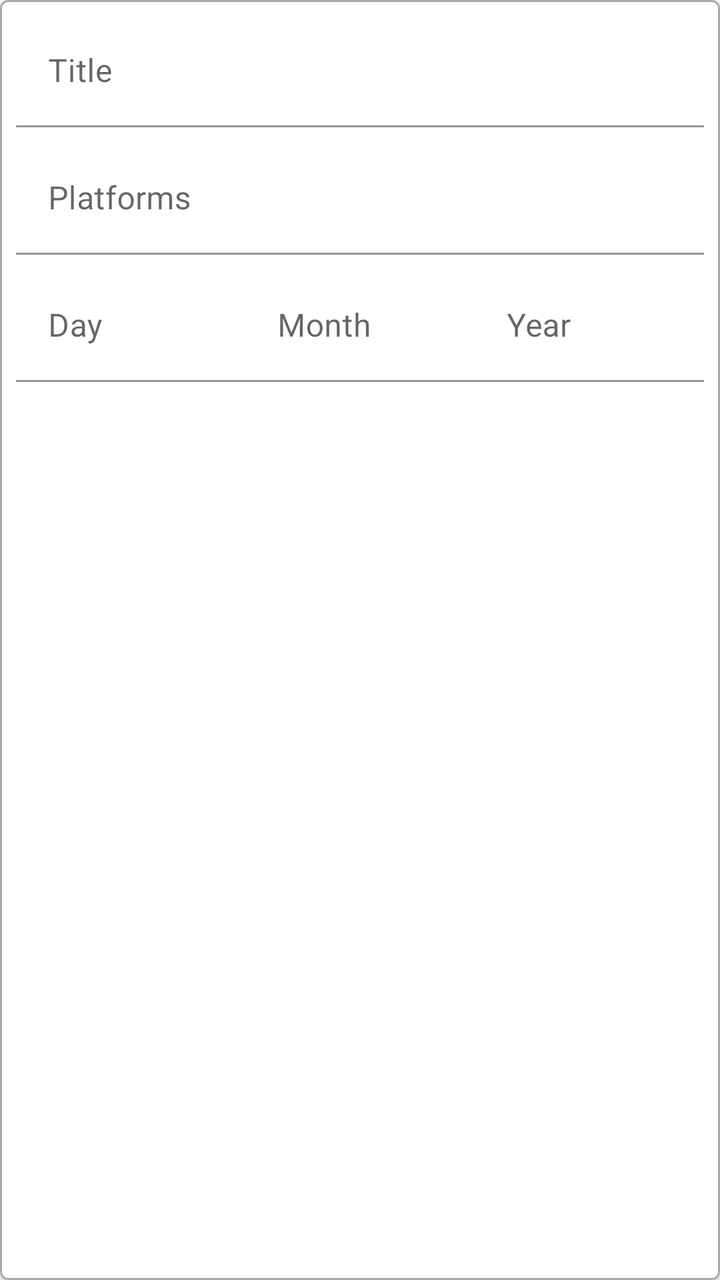
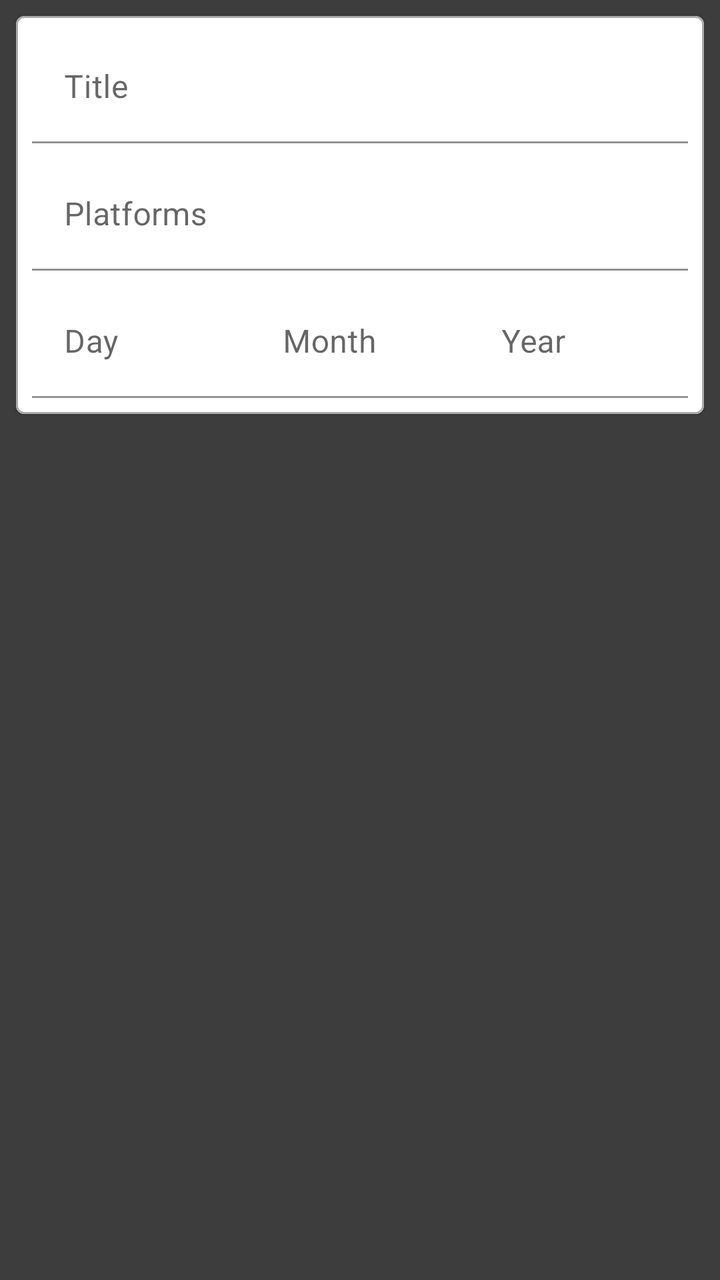

Two renders of the same Android screen: before a commit and after it. Below are the layout's source before the change and the commit's diff.
<!-- AndroidManifest.xml: application theme AppTheme -->
<!-- res/layout/fragment_add_game.xml -->
<?xml version="1.0" encoding="utf-8"?>
<com.google.android.material.card.MaterialCardView xmlns:android="http://schemas.android.com/apk/res/android"
    xmlns:app="http://schemas.android.com/apk/res-auto"
    xmlns:tools="http://schemas.android.com/tools"
    android:id="@+id/item_game"
    android:layout_width="match_parent"
    android:layout_height="wrap_content"
    android:layout_margin="8dp"
    app:strokeColor="@android:color/darker_gray"
    app:strokeWidth="1dp">

    <androidx.constraintlayout.widget.ConstraintLayout
        android:layout_width="match_parent"
        android:layout_height="wrap_content">

        <com.google.android.material.textfield.TextInputLayout
            android:id="@+id/tfTitle"
            android:layout_width="match_parent"
            android:layout_height="wrap_content"
            android:layout_marginStart="8dp"
            android:layout_marginTop="8dp"
            android:layout_marginEnd="8dp"
            android:hint="Title"
            app:boxBackgroundColor="@android:color/transparent"
            app:layout_constraintEnd_toEndOf="parent"
            app:layout_constraintStart_toStartOf="parent"
            app:layout_constraintTop_toTopOf="parent">

            <com.google.android.material.textfield.TextInputEditText
                android:layout_width="match_parent"
                android:layout_height="wrap_content" />

        </com.google.android.material.textfield.TextInputLayout>

        <com.google.android.material.textfield.TextInputLayout
            android:id="@+id/tfPlatforms"
            android:layout_width="match_parent"
            android:layout_height="wrap_content"
            android:layout_marginStart="8dp"
            android:layout_marginTop="8dp"
            android:layout_marginEnd="8dp"
            android:hint="Platforms"
            app:boxBackgroundColor="@android:color/transparent"
            app:layout_constraintEnd_toEndOf="parent"
            app:layout_constraintStart_toStartOf="parent"
            app:layout_constraintTop_toBottomOf="@id/tfTitle">

            <com.google.android.material.textfield.TextInputEditText
                android:layout_width="match_parent"
                android:layout_height="wrap_content" />

        </com.google.android.material.textfield.TextInputLayout>

        <com.google.android.material.textfield.TextInputLayout
            android:id="@+id/tfReleaseDateDay"
            android:layout_width="0dp"
            android:layout_height="wrap_content"
            android:layout_marginStart="8dp"
            android:layout_marginTop="8dp"
            android:layout_marginBottom="8dp"
            android:hint="Day"
            app:boxBackgroundColor="@android:color/transparent"
            app:layout_constraintBottom_toBottomOf="parent"
            app:layout_constraintEnd_toStartOf="@id/tfReleaseDateMonth"
            app:layout_constraintStart_toStartOf="parent"
            app:layout_constraintTop_toBottomOf="@id/tfPlatforms">

            <com.google.android.material.textfield.TextInputEditText
                android:layout_width="match_parent"
                android:layout_height="wrap_content" />

        </com.google.android.material.textfield.TextInputLayout>

        <com.google.android.material.textfield.TextInputLayout
            android:id="@+id/tfReleaseDateMonth"
            android:layout_width="0dp"
            android:layout_height="wrap_content"
            android:layout_marginTop="8dp"
            android:layout_marginBottom="8dp"
            android:hint="Month"
            app:boxBackgroundColor="@android:color/transparent"
            app:layout_constraintBottom_toBottomOf="parent"
            app:layout_constraintEnd_toStartOf="@id/tfReleaseDateYear"
            app:layout_constraintStart_toEndOf="@id/tfReleaseDateDay"
            app:layout_constraintTop_toBottomOf="@id/tfPlatforms">

            <com.google.android.material.textfield.TextInputEditText
                android:layout_width="match_parent"
                android:layout_height="wrap_content" />

        </com.google.android.material.textfield.TextInputLayout>

        <com.google.android.material.textfield.TextInputLayout
            android:id="@+id/tfReleaseDateYear"
            android:layout_width="0dp"
            android:layout_height="wrap_content"
            android:layout_marginTop="8dp"
            android:layout_marginEnd="8dp"
            android:layout_marginBottom="8dp"
            android:hint="Year"
            app:boxBackgroundColor="@android:color/transparent"
            app:layout_constraintBottom_toBottomOf="parent"
            app:layout_constraintEnd_toEndOf="parent"
            app:layout_constraintStart_toEndOf="@id/tfReleaseDateMonth"
            app:layout_constraintTop_toBottomOf="@id/tfPlatforms">

            <com.google.android.material.textfield.TextInputEditText
                android:layout_width="match_parent"
                android:layout_height="wrap_content" />

        </com.google.android.material.textfield.TextInputLayout>

    </androidx.constraintlayout.widget.ConstraintLayout>
</com.google.android.material.card.MaterialCardView>
<!-- resources referenced by this layout -->
<resources>
  <style name="AppTheme" parent="Theme.MaterialComponents.Light.DarkActionBar">
          
          <item name="colorPrimary">@color/colorPrimary</item>
          <item name="colorPrimaryDark">@color/colorPrimaryDark</item>
          <item name="colorAccent">@color/colorAccent</item>
      </style>
  <color name="colorPrimary">#009688</color>
  <color name="colorPrimaryDark">#00796B</color>
  <color name="colorAccent">#00695C</color>
</resources>

<!-- the commit's change to res/layout/fragment_add_game.xml (unified diff, before → after) -->
@@ -1,114 +1,124 @@
 <?xml version="1.0" encoding="utf-8"?>
-<com.google.android.material.card.MaterialCardView xmlns:android="http://schemas.android.com/apk/res/android"
+<androidx.constraintlayout.widget.ConstraintLayout xmlns:android="http://schemas.android.com/apk/res/android"
     xmlns:app="http://schemas.android.com/apk/res-auto"
     xmlns:tools="http://schemas.android.com/tools"
-    android:id="@+id/item_game"
     android:layout_width="match_parent"
-    android:layout_height="wrap_content"
-    android:layout_margin="8dp"
-    app:strokeColor="@android:color/darker_gray"
-    app:strokeWidth="1dp">
+    android:layout_height="match_parent"
+    android:background="@color/colorBackgroundDark"
+    tools:context=".ui.AddGameFragment">
 
-    <androidx.constraintlayout.widget.ConstraintLayout
+    <com.google.android.material.card.MaterialCardView
+        android:id="@+id/item_game"
         android:layout_width="match_parent"
-        android:layout_height="wrap_content">
+        android:layout_height="wrap_content"
+        android:layout_margin="8dp"
+        app:layout_constraintEnd_toEndOf="parent"
+        app:layout_constraintStart_toStartOf="parent"
+        app:layout_constraintTop_toTopOf="parent"
+        app:strokeColor="@android:color/darker_gray"
+        app:strokeWidth="1dp">
 
-        <com.google.android.material.textfield.TextInputLayout
-            android:id="@+id/tfTitle"
+        <androidx.constraintlayout.widget.ConstraintLayout
             android:layout_width="match_parent"
-            android:layout_height="wrap_content"
-            android:layout_marginStart="8dp"
-            android:layout_marginTop="8dp"
-            android:layout_marginEnd="8dp"
-            android:hint="Title"
-            app:boxBackgroundColor="@android:color/transparent"
-            app:layout_constraintEnd_toEndOf="parent"
-            app:layout_constraintStart_toStartOf="parent"
-            app:layout_constraintTop_toTopOf="parent">
+            android:layout_height="wrap_content">
 
-            <com.google.android.material.textfield.TextInputEditText
+            <com.google.android.material.textfield.TextInputLayout
+                android:id="@+id/tfTitle"
                 android:layout_width="match_parent"
-                android:layout_height="wrap_content" />
+                android:layout_height="wrap_content"
+                android:layout_marginStart="8dp"
+                android:layout_marginTop="8dp"
+                android:layout_marginEnd="8dp"
+                android:hint="Title"
+                app:boxBackgroundColor="@android:color/transparent"
+                app:layout_constraintEnd_toEndOf="parent"
+                app:layout_constraintStart_toStartOf="parent"
+                app:layout_constraintTop_toTopOf="parent">
 
-        </com.google.android.material.textfield.TextInputLayout>
+                <com.google.android.material.textfield.TextInputEditText
+                    android:layout_width="match_parent"
+                    android:layout_height="wrap_content" />
 
-        <com.google.android.material.textfield.TextInputLayout
-            android:id="@+id/tfPlatforms"
-            android:layout_width="match_parent"
-            android:layout_height="wrap_content"
-            android:layout_marginStart="8dp"
-            android:layout_marginTop="8dp"
-            android:layout_marginEnd="8dp"
-            android:hint="Platforms"
-            app:boxBackgroundColor="@android:color/transparent"
-            app:layout_constraintEnd_toEndOf="parent"
-            app:layout_constraintStart_toStartOf="parent"
-            app:layout_constraintTop_toBottomOf="@id/tfTitle">
+            </com.google.android.material.textfield.TextInputLayout>
 
-            <com.google.android.material.textfield.TextInputEditText
+            <com.google.android.material.textfield.TextInputLayout
+                android:id="@+id/tfPlatforms"
                 android:layout_width="match_parent"
-                android:layout_height="wrap_content" />
+                android:layout_height="wrap_content"
+                android:layout_marginStart="8dp"
+                android:layout_marginTop="8dp"
+                android:layout_marginEnd="8dp"
+                android:hint="Platforms"
+                app:boxBackgroundColor="@android:color/transparent"
+                app:layout_constraintEnd_toEndOf="parent"
+                app:layout_constraintStart_toStartOf="parent"
+                app:layout_constraintTop_toBottomOf="@id/tfTitle">
 
-        </com.google.android.material.textfield.TextInputLayout>
+                <com.google.android.material.textfield.TextInputEditText
+                    android:layout_width="match_parent"
+                    android:layout_height="wrap_content" />
 
-        <com.google.android.material.textfield.TextInputLayout
-            android:id="@+id/tfReleaseDateDay"
-            android:layout_width="0dp"
-            android:layout_height="wrap_content"
-            android:layout_marginStart="8dp"
-            android:layout_marginTop="8dp"
-            android:layout_marginBottom="8dp"
-            android:hint="Day"
-            app:boxBackgroundColor="@android:color/transparent"
-            app:layout_constraintBottom_toBottomOf="parent"
-            app:layout_constraintEnd_toStartOf="@id/tfReleaseDateMonth"
-            app:layout_constraintStart_toStartOf="parent"
-            app:layout_constraintTop_toBottomOf="@id/tfPlatforms">
+            </com.google.android.material.textfield.TextInputLayout>
 
-            <com.google.android.material.textfield.TextInputEditText
-                android:layout_width="match_parent"
-                android:layout_height="wrap_content" />
+            <com.google.android.material.textfield.TextInputLayout
+                android:id="@+id/tfReleaseDateDay"
+                android:layout_width="0dp"
+                android:layout_height="wrap_content"
+                android:layout_marginStart="8dp"
+                android:layout_marginTop="8dp"
+                android:layout_marginBottom="8dp"
+                android:hint="Day"
+                app:boxBackgroundColor="@android:color/transparent"
+                app:layout_constraintBottom_toBottomOf="parent"
+                app:layout_constraintEnd_toStartOf="@id/tfReleaseDateMonth"
+                app:layout_constraintStart_toStartOf="parent"
+                app:layout_constraintTop_toBottomOf="@id/tfPlatforms">
 
-        </com.google.android.material.textfield.TextInputLayout>
+                <com.google.android.material.textfield.TextInputEditText
+                    android:layout_width="match_parent"
+                    android:layout_height="wrap_content" />
 
-        <com.google.android.material.textfield.TextInputLayout
-            android:id="@+id/tfReleaseDateMonth"
-            android:layout_width="0dp"
-            android:layout_height="wrap_content"
-            android:layout_marginTop="8dp"
-            android:layout_marginBottom="8dp"
-            android:hint="Month"
-            app:boxBackgroundColor="@android:color/transparent"
-            app:layout_constraintBottom_toBottomOf="parent"
-            app:layout_constraintEnd_toStartOf="@id/tfReleaseDateYear"
-            app:layout_constraintStart_toEndOf="@id/tfReleaseDateDay"
-            app:layout_constraintTop_toBottomOf="@id/tfPlatforms">
+            </com.google.android.material.textfield.TextInputLayout>
 
-            <com.google.android.material.textfield.TextInputEditText
-                android:layout_width="match_parent"
-                android:layout_height="wrap_content" />
+            <com.google.android.material.textfield.TextInputLayout
+                android:id="@+id/tfReleaseDateMonth"
+                android:layout_width="0dp"
+                android:layout_height="wrap_content"
+                android:layout_marginTop="8dp"
+                android:layout_marginBottom="8dp"
+                android:hint="Month"
+                app:boxBackgroundColor="@android:color/transparent"
+                app:layout_constraintBottom_toBottomOf="parent"
+                app:layout_constraintEnd_toStartOf="@id/tfReleaseDateYear"
+                app:layout_constraintStart_toEndOf="@id/tfReleaseDateDay"
+                app:layout_constraintTop_toBottomOf="@id/tfPlatforms">
 
-        </com.google.android.material.textfield.TextInputLayout>
+                <com.google.android.material.textfield.TextInputEditText
+                    android:layout_width="match_parent"
+                    android:layout_height="wrap_content" />
 
-        <com.google.android.material.textfield.TextInputLayout
-            android:id="@+id/tfReleaseDateYear"
-            android:layout_width="0dp"
-            android:layout_height="wrap_content"
-            android:layout_marginTop="8dp"
-            android:layout_marginEnd="8dp"
-            android:layout_marginBottom="8dp"
-            android:hint="Year"
-            app:boxBackgroundColor="@android:color/transparent"
-            app:layout_constraintBottom_toBottomOf="parent"
-            app:layout_constraintEnd_toEndOf="parent"
-            app:layout_constraintStart_toEndOf="@id/tfReleaseDateMonth"
-            app:layout_constraintTop_toBottomOf="@id/tfPlatforms">
+            </com.google.android.material.textfield.TextInputLayout>
 
-            <com.google.android.material.textfield.TextInputEditText
-                android:layout_width="match_parent"
-                android:layout_height="wrap_content" />
+            <com.google.android.material.textfield.TextInputLayout
+                android:id="@+id/tfReleaseDateYear"
+                android:layout_width="0dp"
+                android:layout_height="wrap_content"
+                android:layout_marginTop="8dp"
+                android:layout_marginEnd="8dp"
+                android:layout_marginBottom="8dp"
+                android:hint="Year"
+                app:boxBackgroundColor="@android:color/transparent"
+                app:layout_constraintBottom_toBottomOf="parent"
+                app:layout_constraintEnd_toEndOf="parent"
+                app:layout_constraintStart_toEndOf="@id/tfReleaseDateMonth"
+                app:layout_constraintTop_toBottomOf="@id/tfPlatforms">
 
-        </com.google.android.material.textfield.TextInputLayout>
+                <com.google.android.material.textfield.TextInputEditText
+                    android:layout_width="match_parent"
+                    android:layout_height="wrap_content" />
 
-    </androidx.constraintlayout.widget.ConstraintLayout>
-</com.google.android.material.card.MaterialCardView>
+            </com.google.android.material.textfield.TextInputLayout>
+
+        </androidx.constraintlayout.widget.ConstraintLayout>
+    </com.google.android.material.card.MaterialCardView>
+</androidx.constraintlayout.widget.ConstraintLayout>
<!-- resource entries referenced after the edit -->
@@ -1,5 +1,6 @@
 <!-- resources referenced by this layout -->
 <resources>
+  <color name="colorBackgroundDark">#3d3d3d</color>
   <style name="AppTheme" parent="Theme.MaterialComponents.Light.DarkActionBar">
           
           <item name="colorPrimary">@color/colorPrimary</item>
